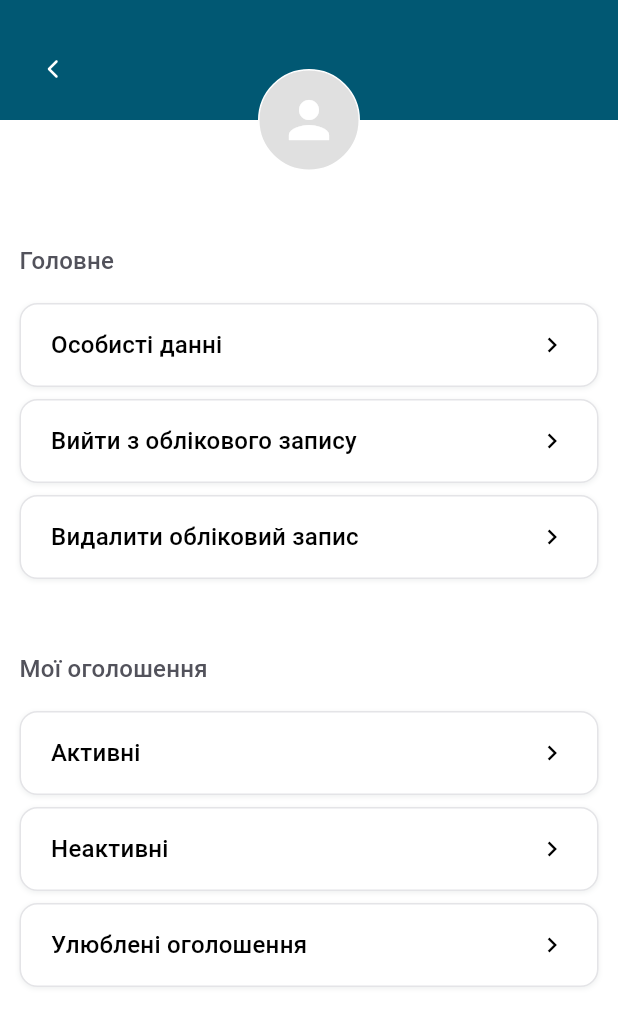
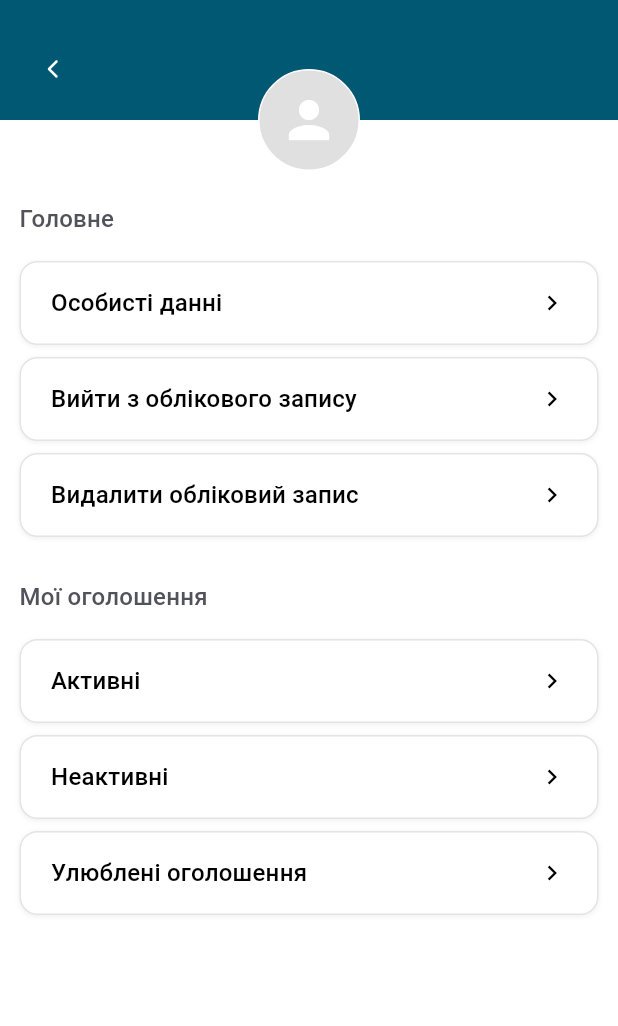
Before and after one commit to chizmodiy/olxclone, a Flutter app: the ProfilePage screen opened by its route, on a phone screen of 412 x 824 dp. Shown: the top 1026 px of the screen. Run offline on Flutter 3.47's test engine with Material 3 defaults, Android fonts, the phone set to English and light mode, and no system bars; our stand-ins replace cached_network_image, flutter_map, flutter_svg, font_awesome_flutter, geolocator, google_fonts and 3 more; missing offline and left inert: algoliasearch, flutter_map_marker_cluster; accounts and stored records are empty; network calls fail.

Commit message:
refactor: оновлено відступи на сторінці профілю
- Зменшено відступ для аватара з 34 до 6 пікселів для покращення візуального сприйняття.
- Видалено зайвий відступ у 20 пікселів між блоками, що спростило структуру інтерфейсу.

```diff
--- a/lib/pages/profile_page.dart
+++ b/lib/pages/profile_page.dart
@@ -199,7 +199,7 @@ class _ProfilePageState extends State<ProfilePage> {
             child: Column(
               crossAxisAlignment: CrossAxisAlignment.start,
               children: [
-                const SizedBox(height: 34), // Місце для аватара
+                const SizedBox(height: 6), // Місце для аватара
                 // Головне
                 _sectionTitle('Головне'),
                 _profileButton(
@@ -224,7 +224,6 @@ class _ProfilePageState extends State<ProfilePage> {
                 ),
                 const SizedBox(height: 20),
                 // (Аватар між блоками видалено)
-                const SizedBox(height: 20),
                 // Мої оголошення
                 _sectionTitle('Мої оголошення'),
                 _profileButton(
```
